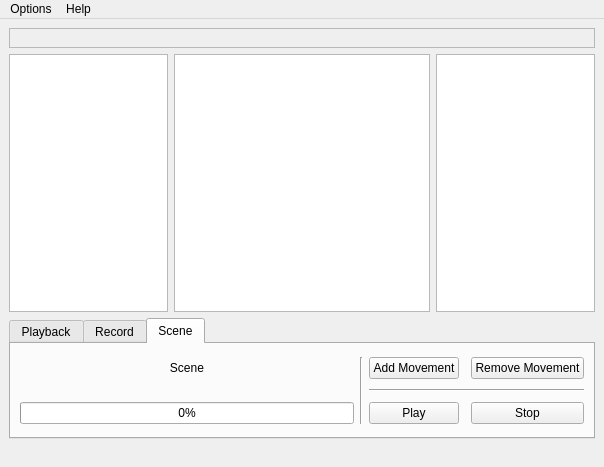
Before: the Qt Designer form src/pumpkin_qt/ui/pumpkinqt.ui in raybrshen/pumpkin_ws, drawn with Qt 5.
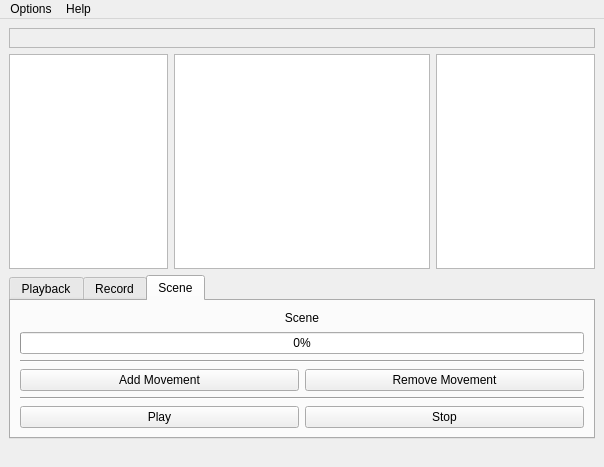
After: the same form once the commit is applied. The open tabs and pages were chosen to show the change. Icons and pictures are not drawn.

Commit message: More minors modification on the design.

Diff of the .ui file:
```diff
--- a/src/pumpkin_qt/ui/pumpkinqt.ui
+++ b/src/pumpkin_qt/ui/pumpkinqt.ui
@@ -258,7 +258,7 @@
         <string>Scene</string>
        </attribute>
        <layout class="QGridLayout" name="gridLayout_4">
-        <item row="0" column="2">
+        <item row="3" column="0">
          <widget class="QPushButton" name="addSceneMoveButton">
           <property name="statusTip">
            <string>Click here to add a selected movement to a scene</string>
@@ -272,14 +272,28 @@
           </property>
          </widget>
         </item>
-        <item row="0" column="1" rowspan="3">
-         <widget class="Line" name="line">
-          <property name="orientation">
-           <enum>Qt::Vertical</enum>
+        <item row="1" column="0" colspan="2">
+         <widget class="QProgressBar" name="sceneProgress">
+          <property name="value">
+           <number>0</number>
           </property>
          </widget>
         </item>
-        <item row="0" column="0">
+        <item row="5" column="1">
+         <widget class="QPushButton" name="stopSceneButton">
+          <property name="statusTip">
+           <string>Stop scene</string>
+          </property>
+          <property name="text">
+           <string>Stop</string>
+          </property>
+          <property name="icon">
+           <iconset resource="../resources/resource.qrc">
+            <normaloff>:/images/Stop</normaloff>:/images/Stop</iconset>
+          </property>
+         </widget>
+        </item>
+        <item row="0" column="0" colspan="2">
          <widget class="QLabel" name="sceneLabel">
           <property name="text">
            <string>Scene</string>
@@ -289,7 +303,28 @@
           </property>
          </widget>
         </item>
-        <item row="0" column="4">
+        <item row="5" column="0">
+         <widget class="QPushButton" name="playSceneButton">
+          <property name="statusTip">
+           <string>Play scene</string>
+          </property>
+          <property name="text">
+           <string>Play</string>
+          </property>
+          <property name="icon">
+           <iconset resource="../resources/resource.qrc">
+            <normaloff>:/images/Play</normaloff>:/images/Play</iconset>
+          </property>
+         </widget>
+        </item>
+        <item row="4" column="0" colspan="2">
+         <widget class="Line" name="line">
+          <property name="orientation">
+           <enum>Qt::Horizontal</enum>
+          </property>
+         </widget>
+        </item>
+        <item row="3" column="1">
          <widget class="QPushButton" name="removeSceneMoveButton">
           <property name="statusTip">
            <string>Click here to remove a movement from a scene</string>
@@ -306,42 +341,7 @@
           </property>
          </widget>
         </item>
-        <item row="2" column="0">
-         <widget class="QProgressBar" name="sceneProgress">
-          <property name="value">
-           <number>0</number>
-          </property>
-         </widget>
-        </item>
-        <item row="2" column="2">
-         <widget class="QPushButton" name="playSceneButton">
-          <property name="statusTip">
-           <string>Play scene</string>
-          </property>
-          <property name="text">
-           <string>Play</string>
-          </property>
-          <property name="icon">
-           <iconset resource="../resources/resource.qrc">
-            <normaloff>:/images/Play</normaloff>:/images/Play</iconset>
-          </property>
-         </widget>
-        </item>
-        <item row="2" column="4">
-         <widget class="QPushButton" name="stopSceneButton">
-          <property name="statusTip">
-           <string>Stop scene</string>
-          </property>
-          <property name="text">
-           <string>Stop</string>
-          </property>
-          <property name="icon">
-           <iconset resource="../resources/resource.qrc">
-            <normaloff>:/images/Stop</normaloff>:/images/Stop</iconset>
-          </property>
-         </widget>
-        </item>
-        <item row="1" column="2" colspan="3">
+        <item row="2" column="0" colspan="2">
          <widget class="Line" name="line_2">
           <property name="orientation">
            <enum>Qt::Horizontal</enum>
```
Left out of the diff: 186 changed lines with no effect on the pictures. The commit also changes 3 other files.
